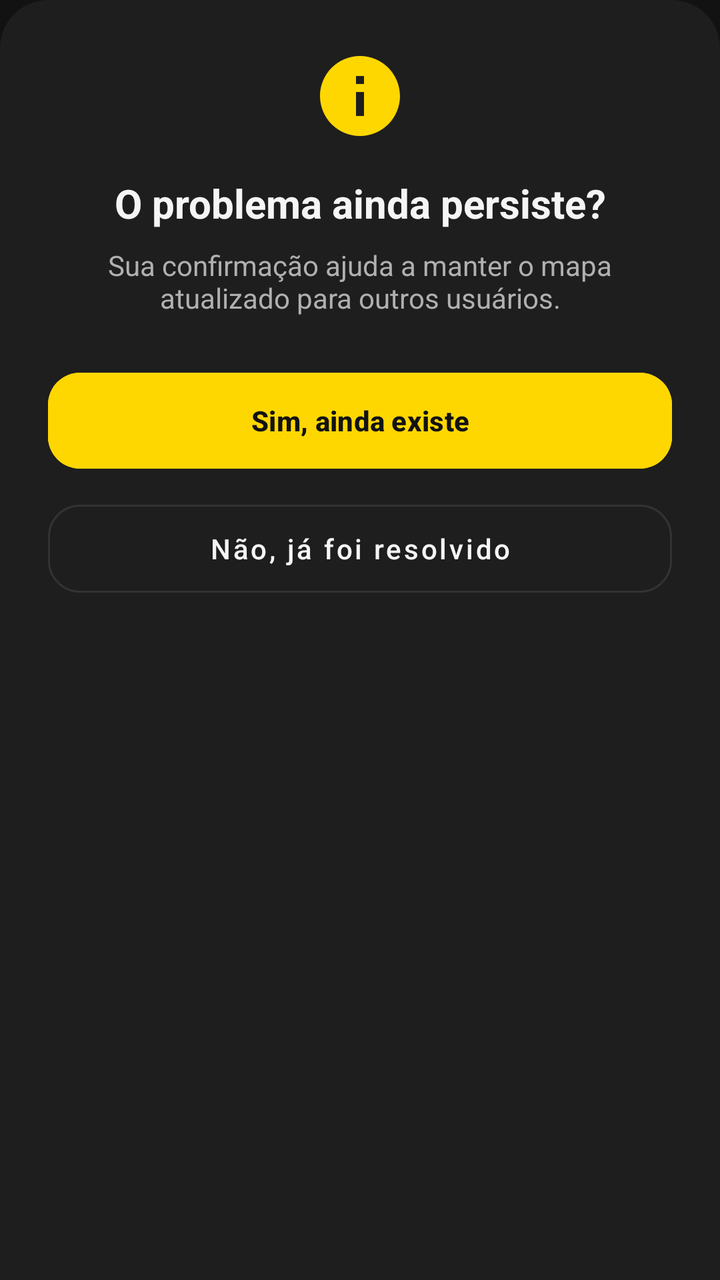
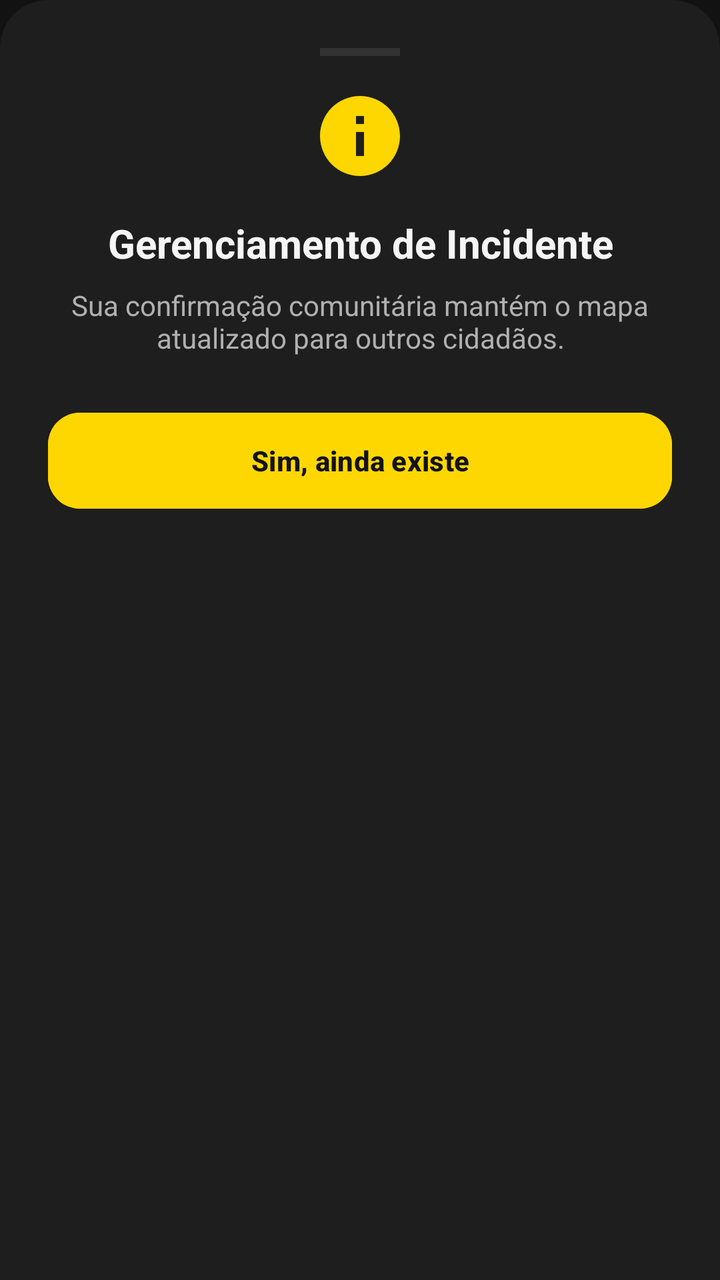

Before-and-after screenshots of an Android layout around one commit, followed by the original layout XML and the change that was made.
<!-- AndroidManifest.xml: application theme Theme.SafeWalk -->
<!-- res/layout/bottomsheet_alerta.xml -->
<?xml version="1.0" encoding="utf-8"?>
<LinearLayout
    xmlns:android="http://schemas.android.com/apk/res/android"
    xmlns:app="http://schemas.android.com/apk/res-auto"
    android:layout_width="match_parent"
    android:layout_height="wrap_content"
    android:orientation="vertical"
    android:padding="24dp"
    android:background="@drawable/bg_dialog_rounded">

    
    <ImageView
        android:layout_width="48dp"
        android:layout_height="48dp"
        android:layout_gravity="center"
        android:src="@drawable/ic_info"
        android:contentDescription="Informação"
        app:tint="@color/sw_accent" />

    
    <TextView
        android:id="@+id/tvPergunta"
        android:layout_width="match_parent"
        android:layout_height="wrap_content"
        android:layout_marginTop="16dp"
        android:text="O problema ainda persiste?"
        android:textAlignment="center"
        android:textColor="@color/sw_text_primary"
        android:textSize="20sp"
        android:textStyle="bold" />

    
    <TextView
        android:layout_width="match_parent"
        android:layout_height="wrap_content"
        android:layout_marginTop="8dp"
        android:text="Sua confirmação ajuda a manter o mapa atualizado para outros usuários."
        android:textAlignment="center"
        android:textColor="@color/sw_text_secondary"
        android:textSize="14sp" />

    
    <com.google.android.material.button.MaterialButton
        android:id="@+id/btnConfirmar"
        android:layout_width="match_parent"
        android:layout_height="56dp"
        android:layout_marginTop="24dp"
        android:text="Sim, ainda existe"
        android:textAllCaps="false"
        android:textColor="@color/sw_text_on_accent"
        android:textStyle="bold"
        android:backgroundTint="@color/sw_accent"
        app:cornerRadius="16dp" />

    
    <com.google.android.material.button.MaterialButton
        android:id="@+id/btnResolvido"
        style="@style/Widget.MaterialComponents.Button.OutlinedButton"
        android:layout_width="match_parent"
        android:layout_height="56dp"
        android:layout_marginTop="8dp"
        android:text="Não, já foi resolvido"
        android:textAllCaps="false"
        android:textColor="@color/sw_text_primary"
        app:strokeColor="@color/sw_border"
        app:cornerRadius="16dp" />

</LinearLayout>
<!-- resources referenced by this layout -->
<resources>
  <color name="sw_accent">#FFFFD700</color>
  <color name="sw_border">#FF333333</color>
  <color name="sw_text_on_accent">#FF121212</color>
  <color name="sw_text_primary">#FFF5F5F5</color>
  <color name="sw_text_secondary">#FFB0B0B0</color>
  <!-- drawable bg_dialog_rounded (drawable) -->
  <?xml version="1.0" encoding="utf-8"?>
  <shape xmlns:android="http://schemas.android.com/apk/res/android">
      <solid android:color="@color/sw_bg_surface" />
      <corners
          android:topLeftRadius="24dp"
          android:topRightRadius="24dp" />
  </shape>
  <!-- drawable ic_info (drawable) -->
  <?xml version="1.0" encoding="utf-8"?>
  <vector xmlns:android="http://schemas.android.com/apk/res/android"
      android:width="24dp"
      android:height="24dp"
      android:viewportWidth="24"
      android:viewportHeight="24">
      <path
          android:fillColor="@android:color/white"
          android:pathData="M12,2C6.48,2 2,6.48 2,12s4.48,10 10,10 10,-4.48 10,-10S17.52,2 12,2zM13,17h-2v-6h2v6zM13,9h-2V7h2v2z" />
  </vector>
  <style name="Theme.SafeWalk" parent="Base.Theme.SafeWalk" />
  <color name="sw_bg_surface">#FF1E1E1E</color>
  <style name="Base.Theme.SafeWalk" parent="Theme.Material3.Dark.NoActionBar">
          
          <item name="colorPrimary">@color/sw_accent</item>
          <item name="colorOnPrimary">@color/sw_text_on_accent</item>
          <item name="colorPrimaryContainer">@color/sw_bg_elevated</item>
          <item name="colorOnPrimaryContainer">@color/sw_accent</item>
  
          
          <item name="colorSecondary">@color/sw_accent</item>
          <item name="colorOnSecondary">@color/sw_text_on_accent</item>
          <item name="colorSecondaryContainer">@color/sw_bg_elevated</item>
          <item name="colorOnSecondaryContainer">@color/sw_text_primary</item>
  
          
          <item name="android:colorBackground">@color/sw_bg_primary</item>
          <item name="colorSurface">@color/sw_bg_surface</item>
          <item name="colorOnSurface">@color/sw_text_primary</item>
          <item name="colorSurfaceVariant">@color/sw_bg_elevated</item>
          <item name="colorOnSurfaceVariant">@color/sw_text_secondary</item>
  
          
          <item name="colorOutline">@color/sw_border</item>
  
          
          <item name="android:statusBarColor">@color/sw_status_bar</item>
          <item name="android:navigationBarColor">@color/sw_bg_primary</item>
  
          
          <item name="textInputStyle">@style/SafeWalk.TextInput</item>
      </style>
  <color name="sw_bg_elevated">#FF252525</color>
  <color name="sw_bg_primary">#FF121212</color>
  <color name="sw_status_bar">#FF0D0D0D</color>
  <style name="SafeWalk.TextInput" parent="Widget.Material3.TextInputLayout.OutlinedBox">
          <item name="boxStrokeColor">@color/sw_text_input_stroke</item>
          <item name="hintTextColor">@color/sw_accent</item>
          <item name="android:textColorHint">@color/sw_text_hint</item>
          <item name="boxBackgroundColor">@color/sw_bg_elevated</item>
          <item name="startIconTint">@color/sw_text_secondary</item>
          <item name="endIconTint">@color/sw_text_secondary</item>
      </style>
  <color name="sw_text_hint">#FF787878</color>
</resources>

<!-- the commit's change to res/layout/bottomsheet_alerta.xml (unified diff, before → after) -->
@@ -9,7 +9,16 @@
     android:background="@drawable/bg_dialog_rounded">
 
     
+    <View
+        android:layout_width="40dp"
+        android:layout_height="4dp"
+        android:layout_gravity="center_horizontal"
+        android:layout_marginBottom="16dp"
+        android:background="@color/sw_border" />
+
+    
     <ImageView
+        android:id="@+id/ivHeaderIcon"
         android:layout_width="48dp"
         android:layout_height="48dp"
         android:layout_gravity="center"
@@ -23,7 +32,7 @@
         android:layout_width="match_parent"
         android:layout_height="wrap_content"
         android:layout_marginTop="16dp"
-        android:text="O problema ainda persiste?"
+        android:text="Gerenciamento de Incidente"
         android:textAlignment="center"
         android:textColor="@color/sw_text_primary"
         android:textSize="20sp"
@@ -31,10 +40,11 @@
 
     
     <TextView
+        android:id="@+id/tvSubtitulo"
         android:layout_width="match_parent"
         android:layout_height="wrap_content"
         android:layout_marginTop="8dp"
-        android:text="Sua confirmação ajuda a manter o mapa atualizado para outros usuários."
+        android:text="Sua confirmação comunitária mantém o mapa atualizado para outros cidadãos."
         android:textAlignment="center"
         android:textColor="@color/sw_text_secondary"
         android:textSize="14sp" />
@@ -55,14 +65,18 @@
     
     <com.google.android.material.button.MaterialButton
         android:id="@+id/btnResolvido"
-        style="@style/Widget.MaterialComponents.Button.OutlinedButton"
+        style="@style/Widget.Material3.Button.OutlinedButton"
         android:layout_width="match_parent"
         android:layout_height="56dp"
-        android:layout_marginTop="8dp"
-        android:text="Não, já foi resolvido"
+        android:layout_marginTop="10dp"
+        android:text="Marcar como Resolvido"
         android:textAllCaps="false"
         android:textColor="@color/sw_text_primary"
+        android:visibility="gone"
         app:strokeColor="@color/sw_border"
+        app:icon="@drawable/ic_check"
+        app:iconTint="@color/sw_text_primary"
+        app:iconGravity="textStart"
         app:cornerRadius="16dp" />
 
 </LinearLayout>
<!-- resource entries referenced after the edit -->
@@ -13,6 +13,17 @@
           android:topLeftRadius="24dp"
           android:topRightRadius="24dp" />
   </shape>
+  <!-- drawable ic_check (drawable) -->
+  <?xml version="1.0" encoding="utf-8"?>
+  <vector xmlns:android="http://schemas.android.com/apk/res/android"
+      android:width="24dp"
+      android:height="24dp"
+      android:viewportWidth="24"
+      android:viewportHeight="24">
+      <path
+          android:fillColor="@android:color/white"
+          android:pathData="M9,16.2L4.8,12l-1.4,1.4L9,19 21,7l-1.4,-1.4L9,16.2z" />
+  </vector>
   <!-- drawable ic_info (drawable) -->
   <?xml version="1.0" encoding="utf-8"?>
   <vector xmlns:android="http://schemas.android.com/apk/res/android"
